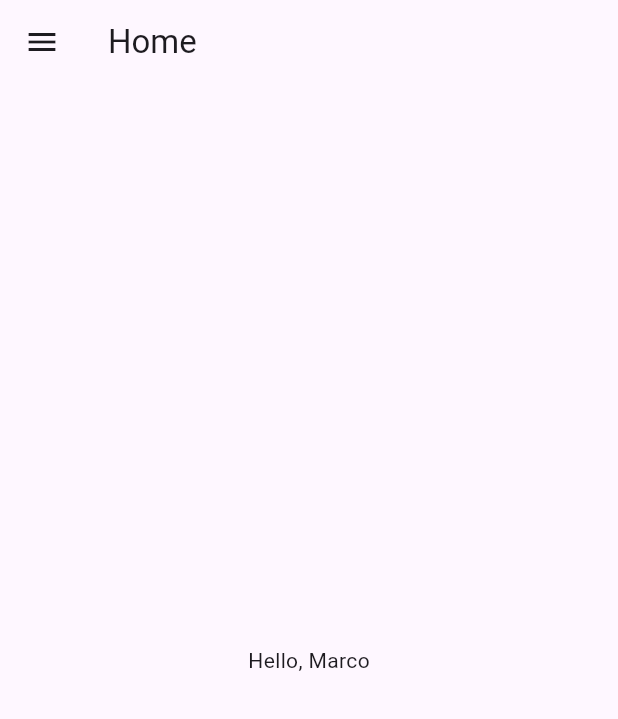
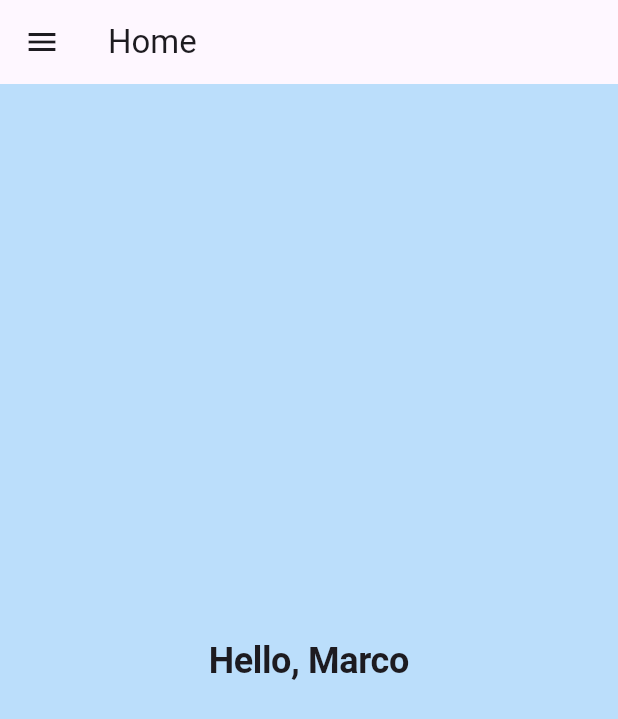
Before and after one commit to Marcofp110/testflutter, a Flutter app: the screen it shows after launch, on a phone screen of 412 x 824 dp. Shown: the top 719 px of the screen. Run offline on Flutter 3.47's test engine with Material 3 defaults, Android fonts, the light colour scheme and no system bars.

Commit message:
actualizacion2

```diff
--- a/lib/main.dart
+++ b/lib/main.dart
@@ -11,6 +11,11 @@ class MyApp extends StatelessWidget {
       title: 'Flutter Demo',
       theme: ThemeData(
         primarySwatch: Colors.blue,
+        visualDensity: VisualDensity.adaptivePlatformDensity,
+        textTheme: const TextTheme(
+          headline1: TextStyle(fontSize: 24, fontWeight: FontWeight.bold),
+          bodyText1: TextStyle(fontSize: 18),
+        ),
       ),
       initialRoute: '/',
       routes: {
@@ -34,38 +39,111 @@ class MyApp extends StatelessWidget {
   }
 }
 
-class HomePage extends StatelessWidget {
+class HomePage extends StatefulWidget {
+  @override
+  _HomePageState createState() => _HomePageState();
+}
+
+class _HomePageState extends State<HomePage> {
+  int _currentPage = 0;
+
+  final PageController _pageController = PageController(initialPage: 0);
+
   @override
   Widget build(BuildContext context) {
     return Scaffold(
       appBar: AppBar(
-        title: Text('Home'),
+        title: const Text('Home'),
       ),
-      body: Center(
-        child: Text('Hello, Marco'),
+      body: PageView.builder(
+        controller: _pageController,
+        onPageChanged: (value) {
+          setState(() {
+            _currentPage = value;
+          });
+        },
+        itemCount: 3,
+        itemBuilder: (context, index) {
+          if (index == 0) {
+            return Container(
+              color: Colors.blue[100],
+              child: Center(
+                child: Text(
+                  'Hello, Marco',
+                  style: Theme.of(context).textTheme.headline1,
+                ),
+              ),
+            );
+          } else if (index == 1) {
+            return Container(
+              color: Colors.green[100],
+              child: Center(
+                child: Text(
+                  'I\'m here',
+                  style: Theme.of(context).textTheme.headline1,
+                ),
+              ),
+            );
+          } else {
+            return Container(
+              color: Colors.red[100],
+              child: Center(
+                child: Text(
+                  'Goodbye',
+                  style: Theme.of(context).textTheme.headline1,
+                ),
+              ),
+            );
+          }
+        },
       ),
       drawer: Drawer(
         child: ListView(
-          children: [
+          padding: EdgeInsets.zero,
+          children: <Widget>[
+            Container(
+              height: 100, // Set the height of the DrawerHeader here
+              child: const DrawerHeader(
+                decoration: BoxDecoration(
+                  color: Colors.blue,
+                ),
+                child: Center(
+                  child: Text(
+                    'Menu',
+                    style: TextStyle(
+                      color: Colors.white,
+                      fontSize: 24,
+                      fontWeight: FontWeight.bold,
+                    ),
+                  ),
+                ),
+              ),
+            ),
             ListTile(
-              title: Text('Home'),
+              leading: const Icon(Icons.home),
+              title: const Text('Home'),
+              selected: _currentPage == 0,
               onTap: () {
                 Navigator.pop(context);
-                Navigator.pushNamed(context, '/');
+                _pageController.jumpToPage(0);
               },
             ),
             ListTile(
-              title: Text('I\'m here'),
+              leading: const Icon(Icons.sentiment_satisfied),
+              title: const Text('I\'m here'),
+              selected: _currentPage == 1,
               onTap: () {
                 Navigator.pop(context);
-                Navigator.pushNamed(context, '/im_here');
+                _pageController.jumpToPage(1);
               },
             ),
             ListTile(
-              title: Text('Goodbye'),
+              leading: const Icon(Icons.exit_to_app),
+              title: const Text('Goodbye'),
+              selected: _currentPage == 2,
               onTap: () {
                 Navigator.pop(context);
-                Navigator.pushNamed(context, '/goodbye');
+                _pageController.jumpToPage(2);
               },
             ),
           ],
@@ -80,10 +158,16 @@ class ImHerePage extends StatelessWidget {
   Widget build(BuildContext context) {
     return Scaffold(
       appBar: AppBar(
-        title: Text('I\'m here'),
+        title: const Text('I\'m here'),
       ),
-      body: Center(
-        child: Text('I\'m here'),
+      body: Container(
+        color: Colors.green[100],
+        child: Center(
+          child: Text(
+            'I\'m here',
+            style: Theme.of(context).textTheme.headline1,
+          ),
+        ),
       ),
     );
   }
@@ -94,10 +178,16 @@ class GoodbyePage extends StatelessWidget {
   Widget build(BuildContext context) {
     return Scaffold(
       appBar: AppBar(
-        title: Text('Goodbye'),
+        title: const Text('Goodbye'),
       ),
-      body: Center(
-        child: Text('Goodbye'),
+      body: Container(
+        color: Colors.red[100],
+        child: Center(
+          child: Text(
+            'Goodbye',
+            style: Theme.of(context).textTheme.headline1,
+          ),
+        ),
       ),
     );
   }
```
